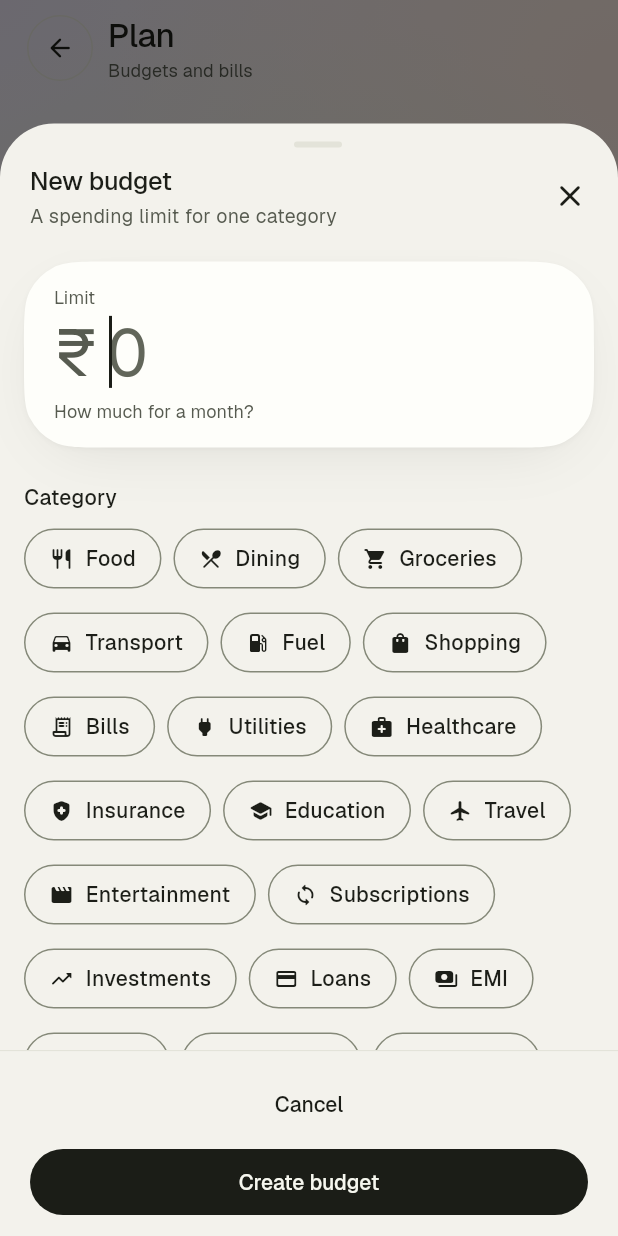
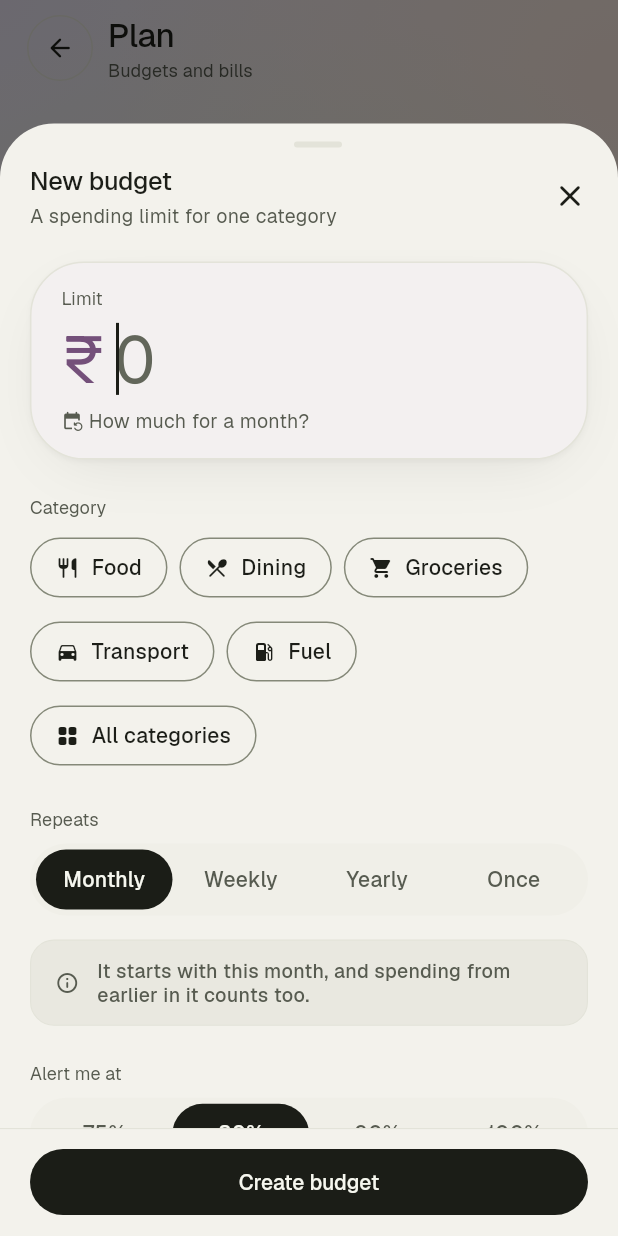
Before and after one commit to Shibilimohdtp/financeflow, a Flutter app: the BudgetsScreen screen opened directly, after a tap on "Add budget", on a phone screen of 412 x 824 dp. Run offline on Flutter 3.47's test engine with Material 3 defaults, Android fonts, the phone set to English and light mode, and no system bars; our stand-ins replace file_picker, flutter_local_notifications, flutter_riverpod, flutter_secure_storage, flutter_timezone, isar and 3 more; accounts and stored records are empty; generated files the repository leaves out were written again; project files that could hold a hidden picture were left out.

Commit message:
feat(ui): DS-B20i budget sheet on the sheet skeleton
The owner asked this chat to take over the Budget, Subscription and
Lending sheets; the In flight table records the claimed sheet files.

Budget sheet (archetype A): the limit is an FfAmountHero with the live
per-day line, grouped digits and the currency always shown; Category,
Repeats and Alert me at are labelled groups; with more than eight
spending categories the sheet shows the chosen one and a few others as
chips plus "All categories", which opens the category picker. No
Cancel button; the period note is a consequence line. Validation,
saving and keys are unchanged.

Category picker: tiles take their height from the icon and two lines of
name at the current text size, fixing a 7 px overflow at 3 columns.

Co-Authored-By: Claude Opus 5.5 <noreply@anthropic.com>

```diff
--- a/lib/features/budgets/add_edit_budget_sheet.dart
+++ b/lib/features/budgets/add_edit_budget_sheet.dart
@@ -9,6 +9,8 @@ import '../../models/budget.dart';
 import '../../models/category.dart';
 import '../../models/category_icons.dart';
 import '../../shared/widgets/ff_amount_field.dart';
+import '../../shared/widgets/ff_amount_hero.dart';
+import '../../shared/widgets/ff_consequence_line.dart';
 import '../../shared/widgets/ff_chip.dart';
 import '../../shared/widgets/ff_grouped_container.dart';
 import '../../shared/widgets/ff_pickers.dart';
@@ -20,6 +22,8 @@ import '../../shared/widgets/ff_sheet_header.dart';
 import '../../shared/widgets/ff_text_field.dart';
 import '../../shared/widgets/ff_toast.dart';
 import '../../theme/ff.dart';
+import '../../theme/ff_tone.dart';
+import '../transactions/widgets/transaction_pickers.dart';
 import '../categories/categories_controller.dart';
 import 'budget_format.dart';
 import 'budgets_controller.dart';
@@ -28,8 +32,9 @@ import 'plan_providers.dart';
 /// Add or edit a budget (Stillwater Bloom recipe E), opened with
 /// `openBudgetSheet`.
 ///
-/// The limit comes first, large, with a live preview of what it means per
-/// day ("₹6,500 a month · about ₹217 a day"). Choosing a category offers
+/// Sheet archetype A (amount first): the limit is an `FfAmountHero` with a
+/// live preview of what it means per day ("₹6,500 a month · about ₹217 a
+/// day"). Choosing a category offers
 /// what it usually costs ("Usually ₹5,840 · use ₹6,000"). Then the category
 /// chips, how often it repeats, when to be nudged, and an optional name
 /// (the category's name otherwise). Group and rollover arrive with the
@@ -68,12 +73,7 @@ class _AddEditBudgetSheetState extends ConsumerState<AddEditBudgetSheet> {
     super.initState();
     final b = widget.initialBudget;
     _amount = TextEditingController(
-      text:
-          b == null
-              ? ''
-              : b.amountLimit.toStringAsFixed(
-                b.amountLimit == b.amountLimit.truncateToDouble() ? 0 : 2,
-              ),
+      text: b == null ? '' : FfAmountField.formatInput(b.amountLimit),
     );
     _name = TextEditingController(
       text: b == null || b.name == b.categoryName ? '' : b.name,
@@ -211,9 +211,26 @@ class _AddEditBudgetSheetState extends ConsumerState<AddEditBudgetSheet> {
     }
   }
 
+  /// Up to this many categories show as chips; more open a picker.
+  static const _maxChips = 8;
+
+  Future<void> _pickCategory(List<Category> categories) async {
+    final selected = categories.where((c) => c.id == _categoryId).firstOrNull;
+    final picked = await showFfSheet<Category>(
+      context,
+      builder:
+          (_) =>
+              CategoryPickerSheet(categories: categories, selected: selected),
+    );
+    if (picked == null || !mounted) return;
+    setState(() {
+      _categoryId = picked.id;
+      _categoryError = null;
+    });
+  }
+
   @override
   Widget build(BuildContext context) {
-    final ff = context.ff;
     final all = ref.watch(categoriesStreamProvider).valueOrNull ?? const [];
     final categories = [
       for (final c in all)
@@ -226,55 +243,81 @@ class _AddEditBudgetSheetState extends ConsumerState<AddEditBudgetSheet> {
             ? null
             : ref.watch(categoryUsualProvider(_categoryId!));
 
+    // More than eight categories: the chosen one and the first few as
+    // chips, then "All categories" opens the full picker.
+    final many = categories.length > _maxChips;
+    final chipCategories =
+        many
+            ? [
+              ...categories.where((c) => c.id == _categoryId),
+              ...categories
+                  .where((c) => c.id != _categoryId)
+                  .take(_maxChips - 3),
+            ]
+            : categories;
+
     return FfSheet(
       crossAxisAlignment: CrossAxisAlignment.stretch,
       children: [
         FfSheetHeader(
           title: _isEditing ? 'Edit budget' : 'New budget',
-          subtitle:
-              _isEditing
-                  ? 'Changes apply from this period on'
-                  : 'A spending limit for one category',
+          subtitle: 'A spending limit for one category',
         ),
-        Flexible(
-          child: SingleChildScrollView(
-            padding: const EdgeInsets.fromLTRB(
-              FfSpace.pageMargin,
-              FfSpace.xs,
-              FfSpace.pageMargin,
-              FfSpace.lg,
-            ),
-            child: Column(
-              crossAxisAlignment: CrossAxisAlignment.stretch,
+        FfSheetBody(
+          children: [
+            // ── Limit first (archetype A) ──────────────────────────────────
+            FfSheetGroup(
               children: [
-                _LimitBlock(
+                FfAmountHero(
+                  key: const ValueKey('budget-limit'),
                   controller: _amount,
                   autofocus: !_isEditing,
-                  preview: _preview(),
-                  error: _amountError,
-                  usual: usual,
-                  onUseSuggestion:
-                      usual == null
-                          ? null
-                          : () =>
-                              _amount.text = MoneyMath.fromMinor(
-                                usual.suggestedMinor,
-                              ).toStringAsFixed(0),
+                  label: 'Limit',
+                  tone: FfTone.debt,
+                  groupDigits: true,
+                  consequence: _preview(),
+                  consequenceIcon: Icons.event_repeat_rounded,
+                  errorText: _amountError,
                 ),
-                const SizedBox(height: FfSpace.xl),
-                _Label('Category', error: _categoryError),
-                const SizedBox(height: FfSpace.xs),
+                if (usual != null)
+                  Align(
+                    alignment: AlignmentDirectional.centerStart,
+                    child: FfChip(
+                      key: const ValueKey('budget-use-usual'),
+                      label:
+                          'Usually ${BudgetFormat.money(usual.medianMinor)} · '
+                          'use ${BudgetFormat.money(usual.suggestedMinor)}',
+                      isSelected: false,
+                      leading: const Icon(
+                        Icons.auto_graph_rounded,
+                        size: FfIconSize.sm,
+                      ),
+                      onSelected:
+                          () =>
+                              _amount.text = FfAmountField.formatInput(
+                                MoneyMath.fromMinor(usual.suggestedMinor),
+                              ),
+                    ),
+                  ),
+              ],
+            ),
+
+            // ── Category ───────────────────────────────────────────────────
+            FfSheetGroup(
+              label: 'Category',
+              children: [
+                if (_categoryError != null) _ErrorLine(_categoryError!),
                 if (categories.isEmpty)
                   Text(
                     'Add a spending category first, in Settings.',
-                    style: ff.text.bodySm,
+                    style: context.ff.text.bodySm,
                   )
                 else
                   Wrap(
-                    spacing: FfSpace.xs,
-                    runSpacing: FfSpace.xs,
+                    spacing: FfChipTokens.gap,
+                    runSpacing: FfChipTokens.gap,
                     children: [
-                      for (final c in categories)
+                      for (final c in chipCategories)
                         FfChip(
                           key: ValueKey('budget-category-${c.id}'),
                           label: c.name,
@@ -289,11 +332,26 @@ class _AddEditBudgetSheetState extends ConsumerState<AddEditBudgetSheet> {
                                 _categoryError = null;
                               }),
                         ),
+                      if (many)
+                        FfChip(
+                          key: const ValueKey('budget-category-all'),
+                          label: 'All categories',
+                          isSelected: false,
+                          leading: const Icon(
+                            Icons.grid_view_rounded,
+                            size: FfIconSize.sm,
+                          ),
+                          onSelected: () => _pickCategory(categories),
+                        ),
                     ],
                   ),
-                const SizedBox(height: FfSpace.xl),
-                const _Label('Repeats'),
-                const SizedBox(height: FfSpace.xs),
+              ],
+            ),
+
+            // ── Repeats ────────────────────────────────────────────────────
+            FfSheetGroup(
+              label: 'Repeats',
+              children: [
                 FfSegmentedPill<BudgetPeriod>(
                   options: const [
                     FfSegmentOption(
@@ -313,8 +371,7 @@ class _AddEditBudgetSheetState extends ConsumerState<AddEditBudgetSheet> {
                   selectedValue: _period,
                   onSelected: (p) => setState(() => _period = p),
                 ),
-                if (_period == BudgetPeriod.custom) ...[
-                  const SizedBox(height: FfSpace.sm),
+                if (_period == BudgetPeriod.custom)
                   FfGroupedContainer(
                     children: [
                       FfRow(
@@ -331,29 +388,51 @@ class _AddEditBudgetSheetState extends ConsumerState<AddEditBudgetSheet> {
                       ),
                     ],
                   ),
-                  if (_datesError != null) ...[
-                    const SizedBox(height: FfSpace.x2s),
-                    _ErrorLine(_datesError!),
-                  ],
-                ],
-                const SizedBox(height: FfSpace.xl),
-                const _Label('Alert me at'),
-                const SizedBox(height: FfSpace.xs),
+                if (_period == BudgetPeriod.custom && _datesError != null)
+                  _ErrorLine(_datesError!),
+                if (!_isEditing && _period != BudgetPeriod.custom)
+                  FfConsequenceLine(
+                    text:
+                        'It starts with this '
+                        '${BudgetFormat.periodNoun(_period)}, and spending '
+                        'from earlier in it counts too.',
+                    icon: Icons.info_outline_rounded,
+                    tone: FfTone.neutral,
+                  ),
+                if (_isEditing)
+                  const FfConsequenceLine(
+                    text: 'Changes apply from this period on.',
+                    icon: Icons.info_outline_rounded,
+                    tone: FfTone.neutral,
+                  ),
+              ],
+            ),
+
+            // ── Alert ──────────────────────────────────────────────────────
+            FfSheetGroup(
+              label: 'Alert me at',
+              children: [
                 FfSegmentedPill<double>(
                   options: [
                     for (final t
                         in {..._thresholds, _threshold}.toList()..sort())
-                      FfSegmentOption(
-                        value: t,
-                        label: '${(t * 100).round()}%',
-                      ),
+                      FfSegmentOption(value: t, label: '${(t * 100).round()}%'),
                   ],
                   selectedValue: _threshold,
                   onSelected: (t) => setState(() => _threshold = t),
                 ),
-                const SizedBox(height: FfSpace.x2s),
-                Text(_alertLine(), style: ff.text.label),
-                const SizedBox(height: FfSpace.xl),
+                FfConsequenceLine(
+                  text: _alertLine(),
+                  icon: Icons.notifications_none_rounded,
+                  tone: FfTone.neutral,
+                ),
+              ],
+            ),
+
+            // ── Name ───────────────────────────────────────────────────────
+            FfSheetGroup(
+              last: true,
+              children: [
                 FfTextField(
                   controller: _name,
                   label: 'Name (optional)',
@@ -367,39 +446,14 @@ class _AddEditBudgetSheetState extends ConsumerState<AddEditBudgetSheet> {
                   textCapitalization: TextCapitalization.sentences,
                   textInputAction: TextInputAction.done,
                 ),
-                if (!_isEditing && _period != BudgetPeriod.custom) ...[
-                  const SizedBox(height: FfSpace.lg),
-                  Row(
-                    crossAxisAlignment: CrossAxisAlignment.start,
-                    children: [
-                      Icon(
-                        Icons.info_outline_rounded,
-                        size: FfIconSize.sm,
-                        color: ff.color.textSecondary,
-                      ),
-                      const SizedBox(width: FfSpace.xs),
-                      Expanded(
-                        child: Text(
-                          'It starts with this '
-                          '${BudgetFormat.periodNoun(_period)}, and spending '
-                          'from earlier in it counts too.',
-                          style: ff.text.label,
-                        ),
-                      ),
-                    ],
-                  ),
-                ],
               ],
             ),
-          ),
+          ],
         ),
         FfSheetFooter(
           primaryLabel: _isEditing ? 'Save changes' : 'Create budget',
           isPrimaryLoading: _saving,
           onPrimaryPressed: _saving ? null : () => _submit(categories),
-          secondaryLabel: 'Cancel',
-          onSecondaryPressed:
-              _saving ? null : () => Navigator.of(context).maybePop(),
         ),
       ],
     );
@@ -443,111 +497,6 @@ class _AddEditBudgetSheetState extends ConsumerState<AddEditBudgetSheet> {
   }
 }
 
-/// The sheet's lead: the limit as a large light amount on a soft card, the
-/// live preview under it, and the category's usual spending as a one-tap
-/// suggestion.
-class _LimitBlock extends StatelessWidget {
-  const _LimitBlock({
-    required this.controller,
-    required this.autofocus,
-    required this.preview,
-    required this.error,
-    required this.usual,
-    required this.onUseSuggestion,
-  });
-
-  final TextEditingController controller;
-  final bool autofocus;
-  final String preview;
-  final String? error;
-  final ({int medianMinor, int suggestedMinor})? usual;
-  final VoidCallback? onUseSuggestion;
-
-  @override
-  Widget build(BuildContext context) {
-    final ff = context.ff;
-    final u = usual;
-    return Container(
-      padding: const EdgeInsets.fromLTRB(
-        FfSpace.lg,
-        FfSpace.md,
-        FfSpace.lg,
-        FfSpace.md,
-      ),
-      decoration: ShapeDecoration(
-        color: ff.color.surfaceCard,
-        shape: FfShape.of(FfRadius.xl),
-        shadows: FfElevation.card(
-          ff.color.shadow,
-          Theme.of(context).brightness,
-        ),
-      ),
-      child: Column(
-        crossAxisAlignment: CrossAxisAlignment.start,
-        children: [
-          Text('Limit', style: ff.text.label),
-          const SizedBox(height: FfSpace.x2s),
-          FfAmountField.bare(
-            key: const ValueKey('budget-limit'),
-            controller: controller,
-            autofocus: autofocus,
-          ),
-          const SizedBox(height: FfSpace.xs),
-          Text(
-            preview,
-            key: const ValueKey('budget-preview'),
-            style: ff.text.label.copyWith(
-              fontFeatures: const [FontFeature.tabularFigures()],
-            ),
-          ),
-          if (error != null) ...[
-            const SizedBox(height: FfSpace.x2s),
-            _ErrorLine(error!),
-          ],
-          if (u != null) ...[
-            const SizedBox(height: FfSpace.sm),
-            FfChip(
-              key: const ValueKey('budget-use-usual'),
-              label:
-                  'Usually ${BudgetFormat.money(u.medianMinor)} · '
-                  'use ${BudgetFormat.money(u.suggestedMinor)}',
-              isSelected: false,
-              leading: const Icon(
-                Icons.auto_graph_rounded,
-                size: FfIconSize.sm,
-              ),
-              onSelected: () => onUseSuggestion?.call(),
-            ),
-          ],
-        ],
-      ),
-    );
-  }
-}
-
-/// A sentence-case field label, with its error underneath.
-class _Label extends StatelessWidget {
-  const _Label(this.text, {this.error});
-
-  final String text;
-  final String? error;
-
-  @override
-  Widget build(BuildContext context) {
-    final ff = context.ff;
-    return Column(
-      crossAxisAlignment: CrossAxisAlignment.start,
-      children: [
-        Text(text, style: ff.text.titleSm),
-        if (error != null) ...[
-          const SizedBox(height: FfSpace.x3s),
-          _ErrorLine(error!),
-        ],
-      ],
-    );
-  }
-}
-
 /// An error in words with an icon, never colour alone.
 class _ErrorLine extends StatelessWidget {
   const _ErrorLine(this.message);
--- a/lib/features/transactions/widgets/transaction_pickers.dart
+++ b/lib/features/transactions/widgets/transaction_pickers.dart
@@ -203,6 +203,20 @@ class _CategoryPickerSheetState extends State<CategoryPickerSheet> {
                           : LayoutBuilder(
                             builder: (context, constraints) {
                               final width = constraints.maxWidth;
+                              // Tall enough for the icon and two lines of
+                              // name at the current text size.
+                              final labelLine = MediaQuery.textScalerOf(
+                                context,
+                              ).scale(
+                                (context.ff.text.label.fontSize ?? 12) *
+                                    (context.ff.text.label.height ?? 1.4),
+                              );
+                              final tileHeight =
+                                  _CategoryGridTile.iconSize +
+                                  FfSpace.x2s +
+                                  2 * labelLine +
+                                  2 * FfSpace.sm +
+                                  FfSpace.xs;
                               final crossAxisCount =
                                   width < 340 ? 2 : (width < 600 ? 3 : 4);
 
@@ -214,7 +228,7 @@ class _CategoryPickerSheetState extends State<CategoryPickerSheet> {
                                       crossAxisCount: crossAxisCount,
                                       crossAxisSpacing: FfSpace.sm,
                                       mainAxisSpacing: FfSpace.sm,
-                                      childAspectRatio: 1.3,
+                                      mainAxisExtent: tileHeight,
                                     ),
                                 itemBuilder: (context, index) {
                                   final category = filtered[index];
@@ -243,6 +257,8 @@ class _CategoryPickerSheetState extends State<CategoryPickerSheet> {
 
 /// Visual grid tile for selecting a category in the full picker sheet.
 class _CategoryGridTile extends StatelessWidget {
+  static const double iconSize = 32;
+
   final Category category;
   final bool isSelected;
   final VoidCallback onTap;
@@ -292,7 +308,7 @@ class _CategoryGridTile extends StatelessWidget {
                     FfCategoryTile(
                       iconIdentifier: category.iconIdentifier,
                       colorTokenIdentifier: category.colorTokenIdentifier,
-                      size: 32,
+                      size: _CategoryGridTile.iconSize,
                     ),
                     const SizedBox(height: FfSpace.x2s),
                     // Two lines before anything is cut ("Miscellaneous").
```
Also changed, not shown: 3 other files.
